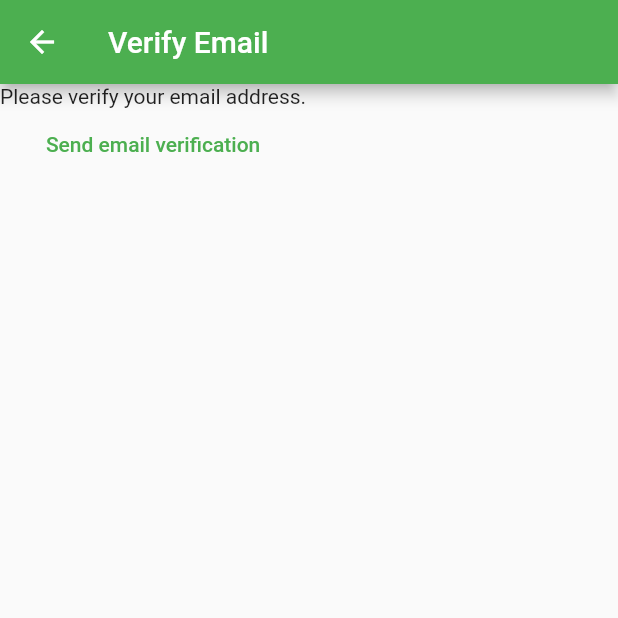
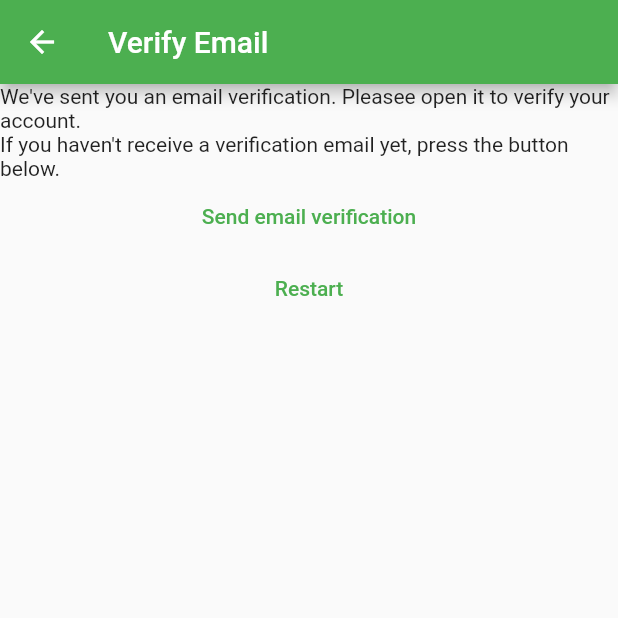
Before and after one commit to jea-ms/my-notes, a Flutter app: the VerifyEmailView screen opened directly, on a phone screen of 412 x 824 dp, the top half of it. Run offline on Flutter 3.47's test engine with Material 2 defaults, Android fonts, the phone set to English and light mode, and no system bars; our stand-ins replace firebase_auth, firebase_core; missing offline and left inert: dart:js; accounts and stored records are empty.

Commit message:
ch 22: add error handling register, confirm email

```diff
--- a/lib/constants/routes.dart
+++ b/lib/constants/routes.dart
@@ -1,3 +1,6 @@
+import 'package:mynotes/views/verify_email_view.dart';
+
 const loginRoute = '/login/';
 const registerRoute = '/register/';
 const notesRoute = '/notes/';
+const verifyEmailRoute = '/verify-email/';
--- a/lib/main.dart
+++ b/lib/main.dart
@@ -23,6 +23,7 @@ void main() {
       loginRoute: (context) => const LoginView(),
       registerRoute: (context) => const RegisterView(),
       notesRoute: (context) => const NotesView(),
+      verifyEmailRoute: (context) => const VerifyEmailView(),
     },
   ));
 }
--- a/lib/views/login_view.dart
+++ b/lib/views/login_view.dart
@@ -62,7 +62,6 @@ class _LoginViewState extends State<LoginView> {
                   email: email,
                   password: password,
                 );
-                devtools.log(userCredential.toString());
                 Navigator.of(context).pushNamedAndRemoveUntil(
                   notesRoute,
                   (route) => false,
--- a/lib/views/verify_email_view.dart
+++ b/lib/views/verify_email_view.dart
@@ -1,6 +1,8 @@
 import 'package:firebase_auth/firebase_auth.dart';
 import 'package:flutter/material.dart';
 import 'dart:developer' as devtools show log;
+
+import 'package:mynotes/constants/routes.dart';
 
 class VerifyEmailView extends StatefulWidget {
   const VerifyEmailView({super.key});
@@ -18,14 +20,24 @@ class _VerifyEmailViewState extends State<VerifyEmailView> {
       ),
       body: Column(
         children: [
-          const Text('Please verify your email address.'),
+          const Text(
+              "We've sent you an email verification. Pleasee open it to verify your account."),
+          const Text(
+              "If you haven't receive a verification email yet, press the button below."),
           TextButton(
               onPressed: () async {
                 final user = FirebaseAuth.instance.currentUser;
                 devtools.log(user.toString());
                 await user?.sendEmailVerification();
               },
-              child: const Text('Send email verification'))
+              child: const Text('Send email verification')),
+          TextButton(
+              onPressed: () async {
+                await FirebaseAuth.instance.signOut();
+                Navigator.of(context)
+                    .pushNamedAndRemoveUntil(registerRoute, (route) => false);
+              },
+              child: const Text('Restart')),
         ],
       ),
     );
```
Also changed, not shown: lib/views/register_view.dart (+7 -2 lines).
